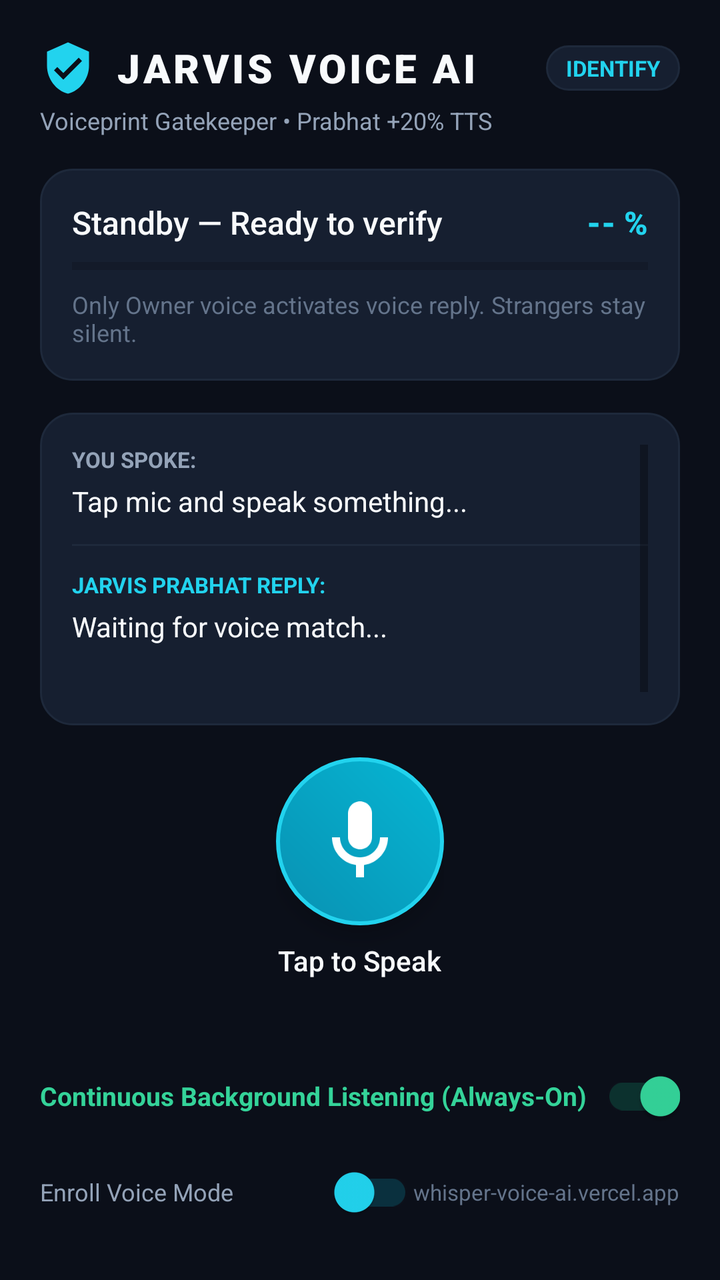
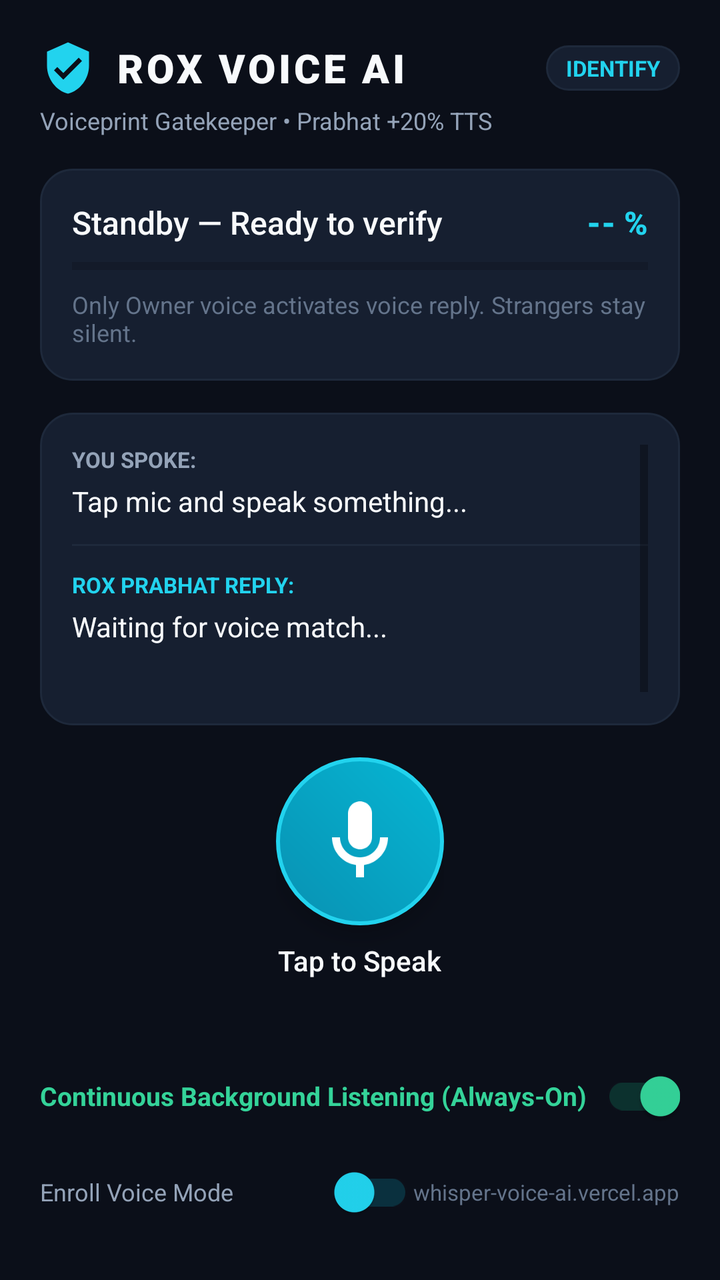

Screens rendered from an Android XML layout before and after an edit, with the pre-edit source and the edit as a unified diff.
<!-- AndroidManifest.xml: application theme Theme.Jarvis -->
<!-- res/layout/activity_main.xml -->
<?xml version="1.0" encoding="utf-8"?>
<androidx.constraintlayout.widget.ConstraintLayout xmlns:android="http://schemas.android.com/apk/res/android"
    xmlns:app="http://schemas.android.com/apk/res-auto"
    xmlns:tools="http://schemas.android.com/tools"
    android:id="@+id/rootLayout"
    android:layout_width="match_parent"
    android:layout_height="match_parent"
    android:background="@color/bg_dark"
    android:padding="20dp">

    
    <LinearLayout
        android:id="@+id/headerLayout"
        android:layout_width="0dp"
        android:layout_height="wrap_content"
        android:orientation="vertical"
        app:layout_constraintEnd_toEndOf="parent"
        app:layout_constraintStart_toStartOf="parent"
        app:layout_constraintTop_toTopOf="parent">

        <LinearLayout
            android:layout_width="match_parent"
            android:layout_height="wrap_content"
            android:gravity="center_vertical"
            android:orientation="horizontal">

            <ImageView
                android:layout_width="28dp"
                android:layout_height="28dp"
                android:src="@drawable/ic_shield_check"
                app:tint="@color/cyan_400" />

            <TextView
                android:id="@+id/tvTitle"
                android:layout_width="0dp"
                android:layout_height="wrap_content"
                android:layout_marginStart="10dp"
                android:layout_weight="1"
                android:fontFamily="sans-serif-black"
                android:letterSpacing="0.08"
                android:text="JARVIS VOICE AI"
                android:textColor="@color/text_primary"
                android:textSize="20sp" />

            <TextView
                android:id="@+id/tvModeBadge"
                android:layout_width="wrap_content"
                android:layout_height="wrap_content"
                android:background="@drawable/bg_card"
                android:paddingHorizontal="10dp"
                android:paddingVertical="4dp"
                android:text="IDENTIFY"
                android:textColor="@color/cyan_400"
                android:textSize="11sp"
                android:textStyle="bold" />
        </LinearLayout>

        <TextView
            android:id="@+id/tvSubtitle"
            android:layout_width="wrap_content"
            android:layout_height="wrap_content"
            android:layout_marginTop="4dp"
            android:text="Voiceprint Gatekeeper • Prabhat +20% TTS"
            android:textColor="@color/text_secondary"
            android:textSize="12sp" />
    </LinearLayout>

    
    <LinearLayout
        android:id="@+id/cardBiometric"
        android:layout_width="0dp"
        android:layout_height="wrap_content"
        android:layout_marginTop="16dp"
        android:background="@drawable/bg_card"
        android:orientation="vertical"
        android:padding="16dp"
        app:layout_constraintEnd_toEndOf="parent"
        app:layout_constraintStart_toStartOf="parent"
        app:layout_constraintTop_toBottomOf="@id/headerLayout">

        <LinearLayout
            android:layout_width="match_parent"
            android:layout_height="wrap_content"
            android:gravity="center_vertical"
            android:orientation="horizontal">

            <TextView
                android:id="@+id/tvSpeakerStatus"
                android:layout_width="0dp"
                android:layout_height="wrap_content"
                android:layout_weight="1"
                android:fontFamily="sans-serif-medium"
                android:text="Standby — Ready to verify"
                android:textColor="@color/text_primary"
                android:textSize="16sp" />

            <TextView
                android:id="@+id/tvMatchPercent"
                android:layout_width="wrap_content"
                android:layout_height="wrap_content"
                android:fontFamily="sans-serif-black"
                android:text="-- %"
                android:textColor="@color/cyan_400"
                android:textSize="16sp" />
        </LinearLayout>

        
        <ProgressBar
            android:id="@+id/pbMatch"
            style="?android:attr/progressBarStyleHorizontal"
            android:layout_width="match_parent"
            android:layout_height="6dp"
            android:layout_marginTop="8dp"
            android:max="100"
            android:progress="0"
            android:progressTint="@color/cyan_400" />

        <TextView
            android:id="@+id/tvBiometricDetail"
            android:layout_width="match_parent"
            android:layout_height="wrap_content"
            android:layout_marginTop="8dp"
            android:text="Only Owner voice activates voice reply. Strangers stay silent."
            android:textColor="@color/text_muted"
            android:textSize="12sp" />
    </LinearLayout>

    
    <LinearLayout
        android:id="@+id/cardConversation"
        android:layout_width="0dp"
        android:layout_height="0dp"
        android:layout_marginVertical="16dp"
        android:background="@drawable/bg_card"
        android:orientation="vertical"
        android:padding="16dp"
        app:layout_constraintBottom_toTopOf="@id/centerControlLayout"
        app:layout_constraintEnd_toEndOf="parent"
        app:layout_constraintStart_toStartOf="parent"
        app:layout_constraintTop_toBottomOf="@id/cardBiometric">

        <ScrollView
            android:layout_width="match_parent"
            android:layout_height="match_parent"
            android:fillViewport="true">

            <LinearLayout
                android:layout_width="match_parent"
                android:layout_height="wrap_content"
                android:orientation="vertical">

                <TextView
                    android:layout_width="wrap_content"
                    android:layout_height="wrap_content"
                    android:text="YOU SPOKE:"
                    android:textColor="@color/text_secondary"
                    android:textSize="11sp"
                    android:textStyle="bold" />

                <TextView
                    android:id="@+id/tvYouSpoke"
                    android:layout_width="match_parent"
                    android:layout_height="wrap_content"
                    android:layout_marginTop="4dp"
                    android:text="Tap mic and speak something..."
                    android:textColor="@color/text_primary"
                    android:textSize="14sp" />

                <View
                    android:layout_width="match_parent"
                    android:layout_height="1dp"
                    android:layout_marginVertical="12dp"
                    android:background="@color/bg_card_border" />

                <TextView
                    android:layout_width="wrap_content"
                    android:layout_height="wrap_content"
                    android:text="JARVIS PRABHAT REPLY:"
                    android:textColor="@color/cyan_400"
                    android:textSize="11sp"
                    android:textStyle="bold" />

                <TextView
                    android:id="@+id/tvJarvisReply"
                    android:layout_width="match_parent"
                    android:layout_height="wrap_content"
                    android:layout_marginTop="4dp"
                    android:text="Waiting for voice match..."
                    android:textColor="@color/text_primary"
                    android:textSize="14sp" />

                <TextView
                    android:id="@+id/tvStatusSub"
                    android:layout_width="match_parent"
                    android:layout_height="wrap_content"
                    android:layout_marginTop="10dp"
                    android:text=""
                    android:textColor="@color/emerald_400"
                    android:textSize="11sp" />
            </LinearLayout>
        </ScrollView>
    </LinearLayout>

    
    <LinearLayout
        android:id="@+id/centerControlLayout"
        android:layout_width="wrap_content"
        android:layout_height="wrap_content"
        android:layout_marginBottom="16dp"
        android:gravity="center"
        android:orientation="vertical"
        app:layout_constraintBottom_toTopOf="@id/bottomSettingsLayout"
        app:layout_constraintEnd_toEndOf="parent"
        app:layout_constraintStart_toStartOf="parent">

        <ImageButton
            android:id="@+id/btnMic"
            android:layout_width="84dp"
            android:layout_height="84dp"
            android:background="@drawable/bg_circle_btn"
            android:contentDescription="@string/tap_to_speak"
            android:elevation="6dp"
            android:src="@drawable/ic_mic" />

        <TextView
            android:id="@+id/tvMicStatus"
            android:layout_width="wrap_content"
            android:layout_height="wrap_content"
            android:layout_marginTop="8dp"
            android:fontFamily="sans-serif-medium"
            android:text="Tap to Speak"
            android:textColor="@color/text_primary"
            android:textSize="14sp" />

        <TextView
            android:id="@+id/tvDuration"
            android:layout_width="wrap_content"
            android:layout_height="wrap_content"
            android:layout_marginTop="2dp"
            android:text="00:00"
            android:textColor="@color/cyan_400"
            android:textSize="12sp"
            android:visibility="invisible" />
    </LinearLayout>

    
    <LinearLayout
        android:id="@+id/bottomSettingsLayout"
        android:layout_width="0dp"
        android:layout_height="wrap_content"
        android:orientation="vertical"
        app:layout_constraintBottom_toBottomOf="parent"
        app:layout_constraintEnd_toEndOf="parent"
        app:layout_constraintStart_toStartOf="parent">

        <com.google.android.material.switchmaterial.SwitchMaterial
            android:id="@+id/switchBackgroundListening"
            android:layout_width="match_parent"
            android:layout_height="wrap_content"
            android:checked="true"
            android:text="Continuous Background Listening (Always-On)"
            android:textColor="@color/emerald_400"
            android:textSize="13sp"
            android:textStyle="bold"
            app:thumbTint="@color/emerald_400"
            app:trackTint="@color/emerald_glow" />

        <LinearLayout
            android:layout_width="match_parent"
            android:layout_height="wrap_content"
            android:gravity="center_vertical"
            android:orientation="horizontal">

            <com.google.android.material.switchmaterial.SwitchMaterial
                android:id="@+id/switchRegister"
                android:layout_width="0dp"
                android:layout_height="wrap_content"
                android:layout_weight="1"
                android:text="Enroll Voice Mode"
                android:textColor="@color/text_secondary"
                android:textSize="12sp"
                app:thumbTint="@color/cyan_400"
                app:trackTint="@color/cyan_glow" />

            <TextView
                android:id="@+id/tvBackendUrl"
                android:layout_width="wrap_content"
                android:layout_height="wrap_content"
                android:text="whisper-voice-ai.vercel.app"
                android:textColor="@color/text_muted"
                android:textSize="11sp" />
        </LinearLayout>
    </LinearLayout>

</androidx.constraintlayout.widget.ConstraintLayout>
<!-- resources referenced by this layout -->
<resources>
  <color name="bg_card_border">#1E293B</color>
  <color name="bg_dark">#0B0F19</color>
  <color name="cyan_400">#22D3EE</color>
  <color name="cyan_glow">#3306B6D4</color>
  <color name="emerald_400">#34D399</color>
  <color name="emerald_glow">#3310B981</color>
  <color name="text_muted">#64748B</color>
  <color name="text_primary">#F8FAFC</color>
  <color name="text_secondary">#94A3B8</color>
  <!-- drawable bg_card (drawable) -->
  <?xml version="1.0" encoding="utf-8"?>
  <shape xmlns:android="http://schemas.android.com/apk/res/android"
      android:shape="rectangle">
      <solid android:color="@color/bg_card" />
      <corners android:radius="16dp" />
      <stroke
          android:width="1dp"
          android:color="@color/bg_card_border" />
  </shape>
  <!-- drawable bg_circle_btn (drawable) -->
  <?xml version="1.0" encoding="utf-8"?>
  <ripple xmlns:android="http://schemas.android.com/apk/res/android"
      android:color="@color/cyan_400">
      <item>
          <shape android:shape="oval">
              <gradient
                  android:angle="45"
                  android:endColor="@color/cyan_500"
                  android:startColor="#0891B2"
                  android:type="linear" />
              <stroke
                  android:width="2dp"
                  android:color="@color/cyan_400" />
          </shape>
      </item>
  </ripple>
  <!-- drawable ic_mic (drawable) -->
  <vector xmlns:android="http://schemas.android.com/apk/res/android"
      android:width="48dp"
      android:height="48dp"
      android:viewportWidth="24"
      android:viewportHeight="24">
    <path
        android:fillColor="@color/white"
        android:pathData="M12,14c1.66,0 3,-1.34 3,-3V5c0,-1.66 -1.34,-3 -3,-3S9,3.34 9,5v6C9,12.66 10.34,14 12,14z"/>
    <path
        android:fillColor="@color/white"
        android:pathData="M17,11c0,2.76 -2.24,5 -5,5s-5,-2.24 -5,-5H5c0,3.53 2.61,6.43 6,6.92V21h2v-3.08c3.39,-0.49 6,-3.39 6,-6.92H17z"/>
  </vector>
  <!-- drawable ic_shield_check (drawable) -->
  <vector xmlns:android="http://schemas.android.com/apk/res/android"
      android:width="24dp"
      android:height="24dp"
      android:viewportWidth="24"
      android:viewportHeight="24">
    <path
        android:fillColor="@color/cyan_400"
        android:pathData="M12,1L3,5v6c0,5.55 3.84,10.74 9,12 5.16,-1.26 9,-6.45 9,-12V5l-9,-4zm-2,16l-4,-4 1.41,-1.41L10,14.17l6.59,-6.59L18,9l-8,8z"/>
  </vector>
  <string name="tap_to_speak">Tap to Speak</string>
  <style name="Theme.Jarvis" parent="Theme.MaterialComponents.DayNight.NoActionBar">
          
          <item name="colorPrimary">@color/cyan_500</item>
          <item name="colorPrimaryVariant">@color/cyan_400</item>
          <item name="colorOnPrimary">@color/bg_dark</item>
          
          <item name="colorSecondary">@color/emerald_500</item>
          <item name="colorSecondaryVariant">@color/emerald_400</item>
          <item name="colorOnSecondary">@color/white</item>
          
          <item name="android:statusBarColor">@color/bg_dark</item>
          <item name="android:navigationBarColor">@color/bg_dark</item>
          <item name="android:windowBackground">@color/bg_dark</item>
      </style>
  <color name="bg_card">#161F30</color>
  <color name="cyan_500">#06B6D4</color>
  <color name="white">#FFFFFFFF</color>
  <color name="emerald_500">#10B981</color>
</resources>

<!-- the commit's change to res/layout/activity_main.xml (unified diff, before → after) -->
@@ -38,7 +38,7 @@
                 android:layout_weight="1"
                 android:fontFamily="sans-serif-black"
                 android:letterSpacing="0.08"
-                android:text="JARVIS VOICE AI"
+                android:text="ROX VOICE AI"
                 android:textColor="@color/text_primary"
                 android:textSize="20sp" />
 
@@ -175,7 +175,7 @@
                 <TextView
                     android:layout_width="wrap_content"
                     android:layout_height="wrap_content"
-                    android:text="JARVIS PRABHAT REPLY:"
+                    android:text="ROX PRABHAT REPLY:"
                     android:textColor="@color/cyan_400"
                     android:textSize="11sp"
                     android:textStyle="bold" />
